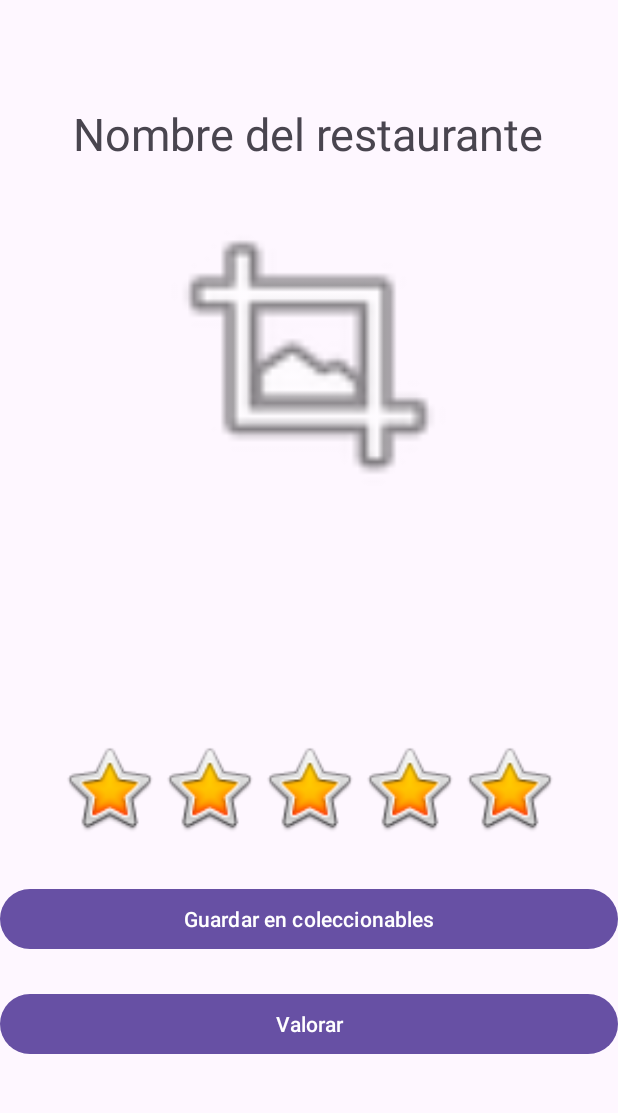
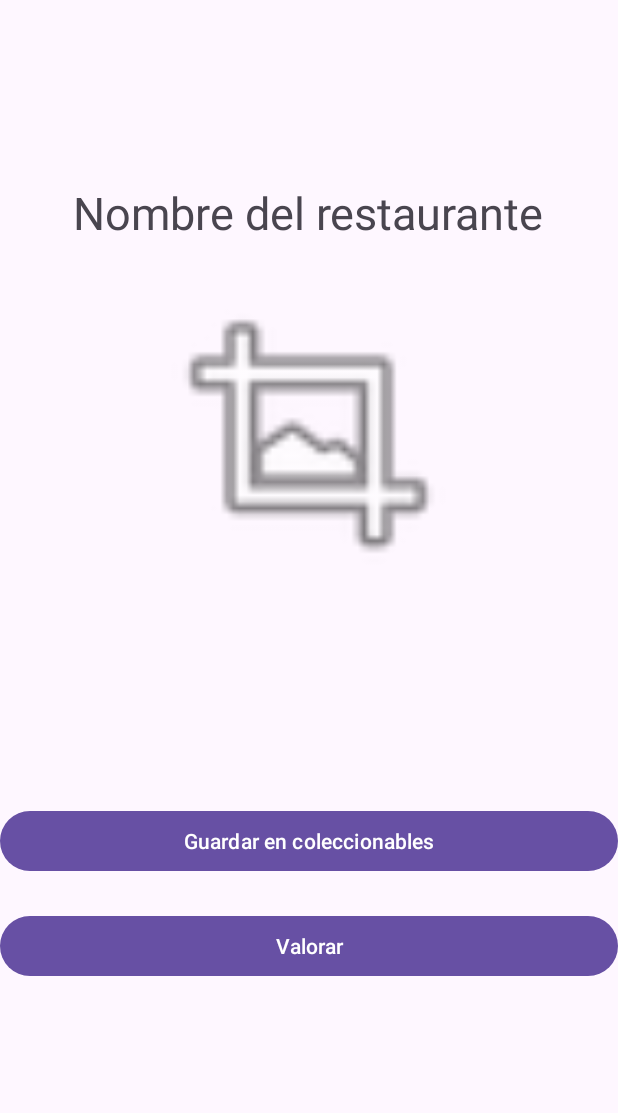
Before and after one commit to AngelAdrianMR/ElRinconDelTenedor, an Android app: the DetailsFragment screen opened through its navigation route, on a phone screen of 412 x 824 dp, the part 84-1197 px from its top. Run offline under Robolectric (Android 15) with nearby library versions, the phone set to English and light mode, and no system bars; our stand-ins replace navigation-ui.

Commit message:
Al guardar un restaurante ya no va a collectionFragment, se han quitado las barras de busqueda de home01 y home02, se han quitado las estrellas de detailsFragment

```diff
--- a/app/src/main/java/com/example/elrincondeltenedor/DetailsFragment.kt
+++ b/app/src/main/java/com/example/elrincondeltenedor/DetailsFragment.kt
@@ -45,7 +45,6 @@ class DetailsFragment : Fragment() {
                 val bundle = Bundle().apply {
                     putSerializable("restaurant_data", data) // Pasa el restaurante con sus valoraciones
                 }
-                findNavController().navigate(R.id.action_detailFragment_to_collectionFragment, bundle)
             }
         }
 
--- a/app/src/main/res/layout/restaurant_detail_screen.xml
+++ b/app/src/main/res/layout/restaurant_detail_screen.xml
@@ -28,44 +28,6 @@
         android:layout_marginTop="10pt"
         android:padding="40dp" />
 
-    <LinearLayout
-        android:layout_width="wrap_content"
-        android:layout_height="wrap_content"
-        android:layout_marginTop="10pt"
-        android:gravity="center_vertical"
-        android:orientation="horizontal"
-        android:padding="8dp">
-
-        <ImageView
-            android:id="@+id/imageView4"
-            android:layout_width="30pt"
-            android:layout_height="30pt"
-            app:srcCompat="@android:drawable/btn_star_big_on" />
-
-        <ImageView
-            android:id="@+id/imageView5"
-            android:layout_width="30pt"
-            android:layout_height="30pt"
-            app:srcCompat="@android:drawable/btn_star_big_on" />
-
-        <ImageView
-            android:id="@+id/imageView6"
-            android:layout_width="30pt"
-            android:layout_height="30pt"
-            app:srcCompat="@android:drawable/btn_star_big_on" />
-
-        <ImageView
-            android:id="@+id/imageView7"
-            android:layout_width="30pt"
-            android:layout_height="30pt"
-            app:srcCompat="@android:drawable/btn_star_big_on" />
-
-        <ImageView
-            android:id="@+id/imageView8"
-            android:layout_width="30pt"
-            android:layout_height="30pt"
-            app:srcCompat="@android:drawable/btn_star_big_on" />
-    </LinearLayout>
 
     <Button
         android:id="@+id/btnGuardar"
```
Also changed, not shown: app/src/main/res/layout/home_screen_01.xml (+0 -14 lines), app/src/main/res/layout/screen_home_02.xml (+0 -12 lines).
